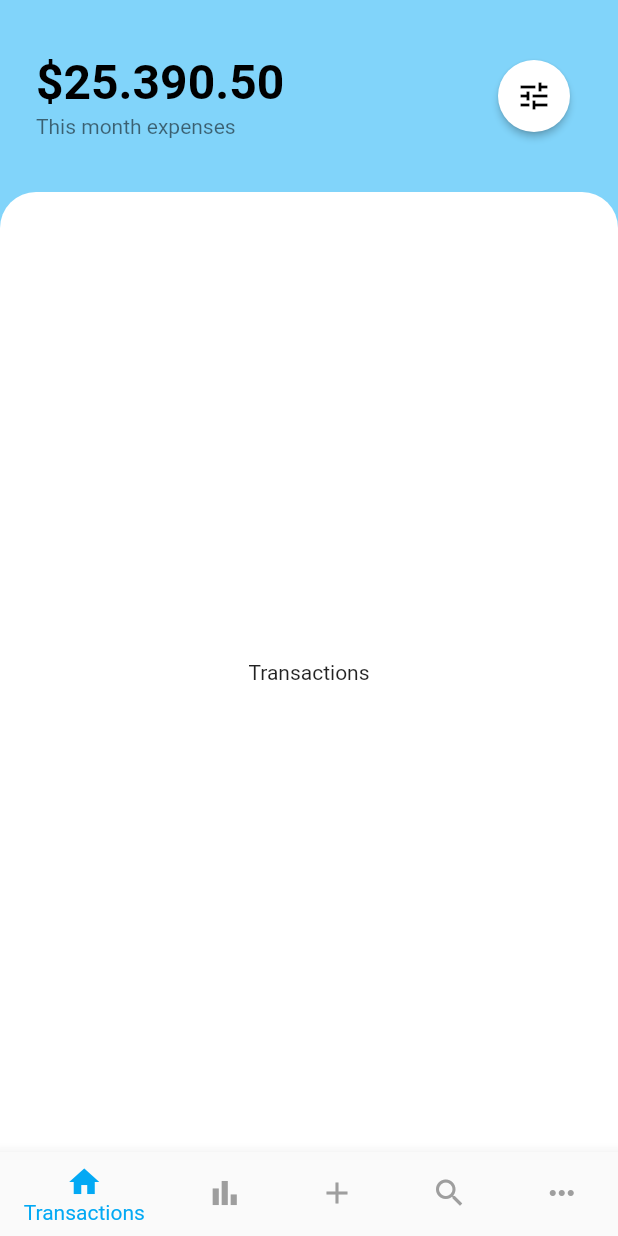
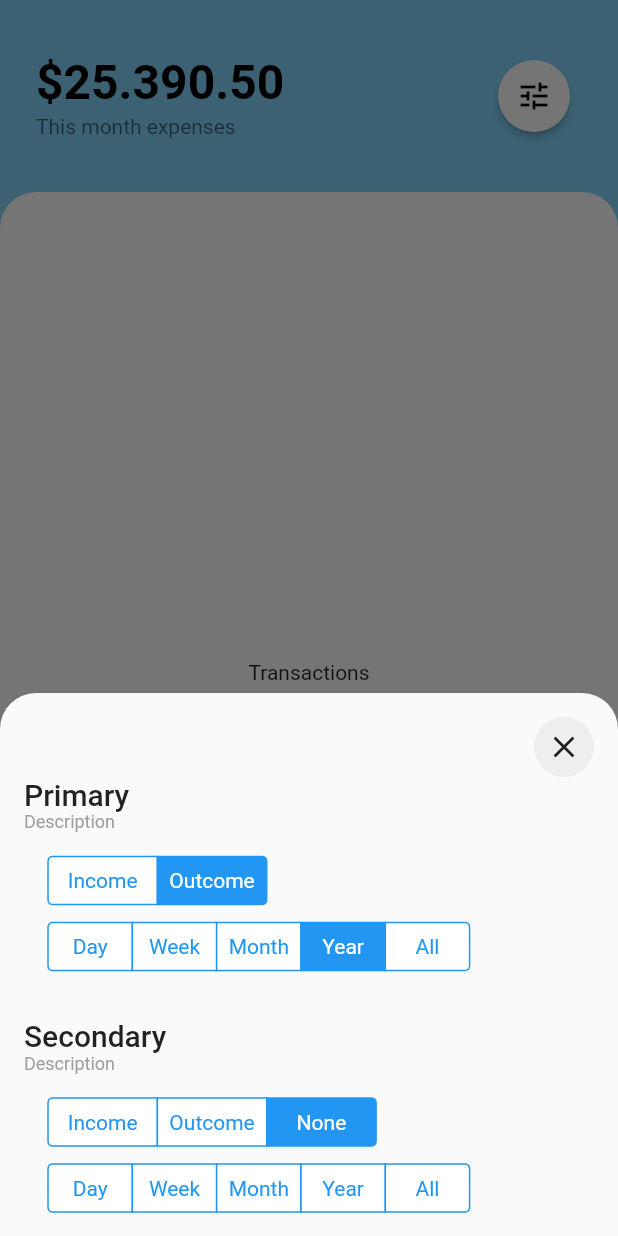
Before and after one commit to SIKV/MoneyManager, a Flutter app: the HomePage screen opened by its route, after a tap on the "tune" icon, on a phone screen of 412 x 824 dp. Run offline on Flutter 3.47's test engine with Material 2 defaults, Android fonts, the phone set to English and light mode, and no system bars.

Commit message:
Add spacings, styles, and transactions header settings UI

```diff
--- a/lib/main.dart
+++ b/lib/main.dart
@@ -1,4 +1,5 @@
 import 'package:flutter/material.dart';
+import 'theme/theme.dart';
 import 'ui/home_page.dart';
 
 void main() {
@@ -17,7 +18,10 @@ class App extends StatelessWidget {
             pageBuilder: (BuildContext context,
                 Animation<double> animation,
                 Animation<double> secondaryAnimation) {
-              return const HomePage();
+              return Theme(
+                data: createTheme(AppTheme.light),
+                child: const HomePage(),
+              );
             }
         );
     }
--- /dev/null
+++ b/lib/theme/spacings.dart
@@ -0,0 +1,9 @@
+/// Do not use for [borderRadius].
+class Spacings {
+  static const double one = 4;
+  static const double two = 8;
+  static const double three = 12;
+  static const double four = 16;
+  static const double five = 24;
+  static const double six = 32;
+}
--- /dev/null
+++ b/lib/theme/theme.dart
@@ -0,0 +1,29 @@
+import 'package:flutter/material.dart';
+
+enum AppTheme {
+  light
+}
+
+class TextStyles {
+  static const TextStyle title1 = TextStyle(
+    fontSize: 20,
+    fontWeight: FontWeight.w500,
+  );
+
+  static const TextStyle subtitle1 = TextStyle(
+    fontSize: 12,
+    color: Colors.grey,
+  );
+}
+
+ThemeData createTheme(AppTheme theme) {
+  return ThemeData(
+    bottomSheetTheme: const BottomSheetThemeData(
+      shape: RoundedRectangleBorder(
+        borderRadius: BorderRadius.vertical(
+          top: Radius.circular(24),
+        ),
+      ),
+    ),
+  );
+}
--- /dev/null
+++ b/lib/ui/close_circle_button.dart
@@ -0,0 +1,27 @@
+import 'package:flutter/material.dart';
+
+import '../theme/spacings.dart';
+
+class CloseCircleButton extends StatelessWidget {
+  final VoidCallback onPressed;
+
+  const CloseCircleButton({
+    Key? key,
+    required this.onPressed,
+  }) : super(key: key);
+
+  @override
+  Widget build(BuildContext context) {
+    return ClipOval(
+      child: Container(
+        padding: const EdgeInsets.all(Spacings.two),
+        color: Colors.grey.shade200,
+        child: InkWell(
+          splashColor: Colors.grey,
+          onTap: onPressed,
+          child: const Icon(Icons.close),
+        ),
+      ),
+    );
+  }
+}
--- a/lib/ui/header_content_page.dart
+++ b/lib/ui/header_content_page.dart
@@ -1,4 +1,6 @@
 import 'package:flutter/material.dart';
+
+import '../theme/spacings.dart';
 
 class HeaderContentPage extends StatelessWidget {
   final Color headerColor;
@@ -10,6 +12,7 @@ class HeaderContentPage extends StatelessWidget {
   final String? secondarySubtitle;
 
   final IconData? actionIcon;
+  final VoidCallback? onActionPressed;
 
   final Widget content;
   final double contentBorderRadius;
@@ -22,6 +25,7 @@ class HeaderContentPage extends StatelessWidget {
     this.secondaryTitle,
     this.secondarySubtitle,
     this.actionIcon,
+    this.onActionPressed,
     required this.content,
     this.contentBorderRadius = 24,
   }) : super(key: key);
@@ -84,10 +88,10 @@ class HeaderContentPage extends StatelessWidget {
   Widget _actionButton() {
     if (actionIcon != null) {
       return ElevatedButton(
-        onPressed: () {},
+        onPressed: onActionPressed,
         style: ElevatedButton.styleFrom(
           shape: const CircleBorder(),
-          padding: const EdgeInsets.all(12),
+          padding: const EdgeInsets.all(Spacings.three),
           backgroundColor: Colors.white,
           foregroundColor: headerColor,
         ),
--- /dev/null
+++ b/lib/ui/transactions_header_settings.dart
@@ -0,0 +1,97 @@
+import 'package:flutter/cupertino.dart';
+
+import '../theme/spacings.dart';
+import '../theme/theme.dart';
+import 'close_circle_button.dart';
+
+class TransactionsHeaderSettings extends StatelessWidget {
+  const TransactionsHeaderSettings({Key? key}) : super(key: key);
+
+  @override
+  Widget build(BuildContext context) {
+    return Padding(
+      padding: const EdgeInsets.all(Spacings.four),
+      child: Column(
+        crossAxisAlignment: CrossAxisAlignment.start,
+        mainAxisSize: MainAxisSize.min,
+        children: [
+          Align(
+            alignment: Alignment.topRight,
+            child: CloseCircleButton(
+              onPressed: () {
+                Navigator.pop(context);
+              },
+            ),
+          ),
+          const Text("Primary",
+            style: TextStyles.title1,
+          ),
+          const Text("Description",
+            style: TextStyles.subtitle1,
+          ),
+          const SizedBox(
+            height: Spacings.four,
+          ),
+          _buildSegmentedControl({
+            0 : "Income",
+            1 : "Outcome",
+          }, 1),
+          const SizedBox(
+            height: Spacings.three,
+          ),
+          _buildSegmentedControl({
+            0 : "Day",
+            1 : "Week",
+            2 : "Month",
+            3 : "Year",
+            4 : "All",
+          }, 3),
+          const SizedBox(
+            height: Spacings.six,
+          ),
+          const Text("Secondary",
+            style: TextStyles.title1,
+          ),
+          const Text("Description",
+            style: TextStyles.subtitle1,
+          ),
+          const SizedBox(
+            height: Spacings.four,
+          ),
+          _buildSegmentedControl({
+            0 : "Income",
+            1 : "Outcome",
+            2 : "None"
+          }, 2),
+          const SizedBox(
+            height: Spacings.three,
+          ),
+          _buildSegmentedControl({
+            0 : "Day",
+            1 : "Week",
+            2 : "Month",
+            3 : "Year",
+            4 : "All",
+          }, null),
+        ],
+      ),
+    );
+  }
+
+  Widget _buildSegmentedControl(Map<int, String> options, int? groupValue) {
+    return CupertinoSegmentedControl(
+      children: options.map((key, value) =>
+          MapEntry(key, _segmentedControlOption(value))
+      ),
+      groupValue: groupValue,
+      onValueChanged: (_) { },
+    );
+  }
+
+  Widget _segmentedControlOption(String option) {
+    return Padding(
+      padding: const EdgeInsets.all(Spacings.two),
+      child: Text(option),
+    );
+  }
+}
--- a/lib/ui/transactions_page.dart
+++ b/lib/ui/transactions_page.dart
@@ -1,6 +1,7 @@
 import 'package:flutter/material.dart';
 
 import 'header_content_page.dart';
+import 'transactions_header_settings.dart';
 
 class TransactionsPage extends StatelessWidget {
   const TransactionsPage({Key? key}) : super(key: key);
@@ -12,6 +13,15 @@ class TransactionsPage extends StatelessWidget {
       primaryTitle: '\$25.390.50',
       primarySubtitle: 'This month expenses',
       actionIcon: Icons.tune,
+      onActionPressed: () {
+        showModalBottomSheet(
+          context: context,
+          isScrollControlled: true,
+          builder: (context) {
+            return const TransactionsHeaderSettings();
+          },
+        );
+      },
       content: const Center(
         child: Text('Transactions'),
       ),
```
